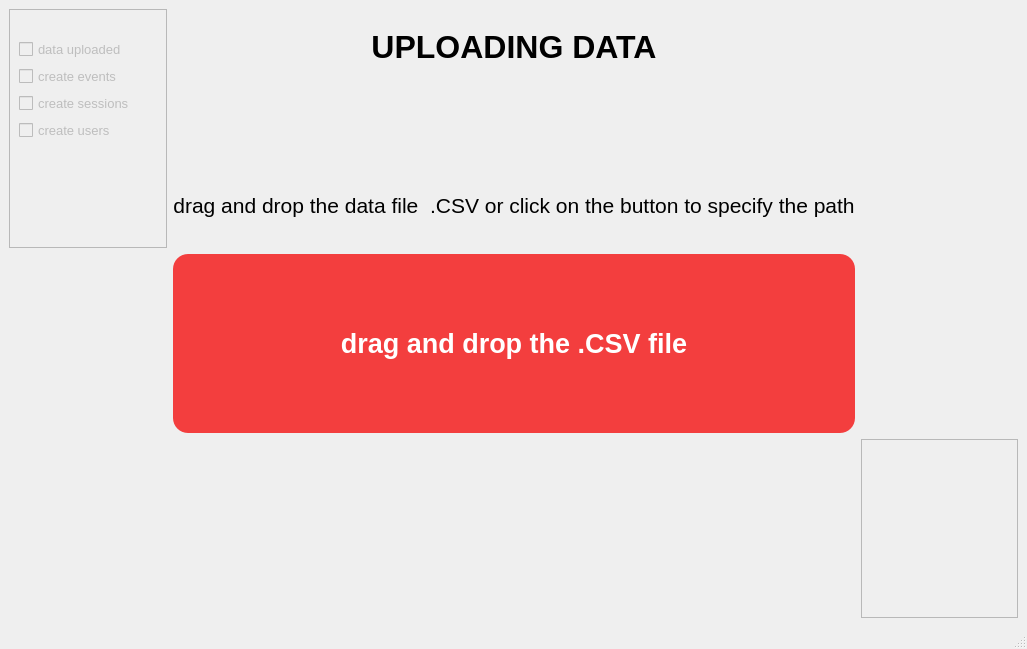
Old version of the form ui/data-loader.ui in the repository SpectreCom444/AppMetrica-data-visualization-system.
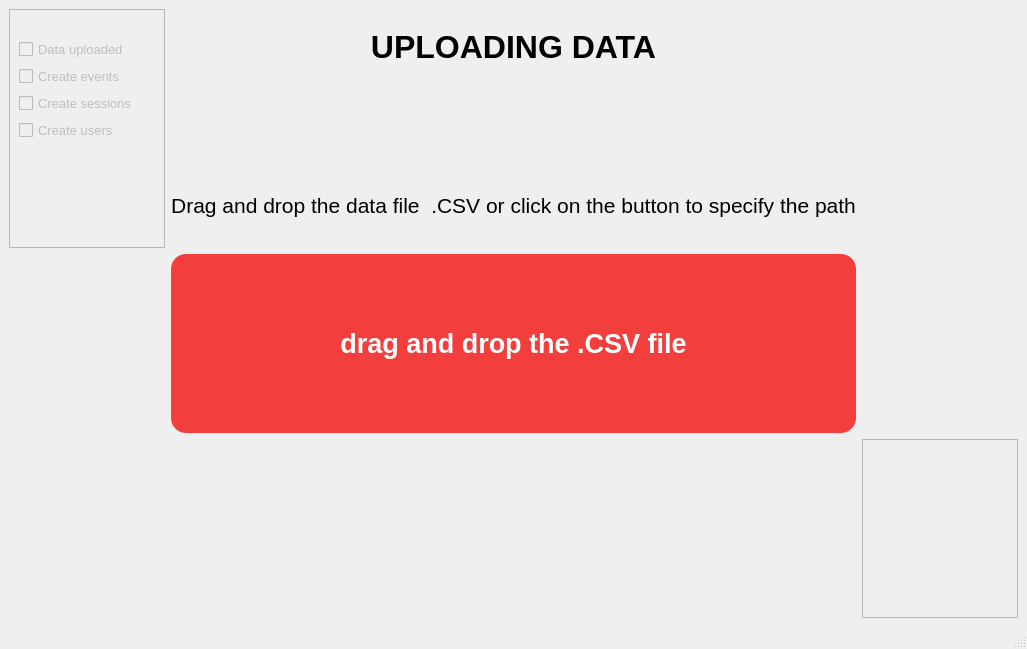
New version of the form.

The edit to the form file:
```diff
--- a/ui/data-loader.ui
+++ b/ui/data-loader.ui
@@ -194,7 +194,7 @@
            </font>
           </property>
           <property name="text">
-           <string>drag and drop the data file  .CSV or click on the button to specify the path</string>
+           <string>Drag and drop the data file  .CSV or click on the button to specify the path</string>
           </property>
           <property name="alignment">
            <set>Qt::AlignCenter</set>
@@ -245,7 +245,7 @@
               </font>
              </property>
              <property name="text">
-              <string>data uploaded</string>
+              <string>Data uploaded</string>
              </property>
             </widget>
            </item>
@@ -260,7 +260,7 @@
               </font>
              </property>
              <property name="text">
-              <string>create events</string>
+              <string>Create events</string>
              </property>
             </widget>
            </item>
@@ -275,7 +275,7 @@
               </font>
              </property>
              <property name="text">
-              <string>create sessions</string>
+              <string>Create sessions</string>
              </property>
             </widget>
            </item>
@@ -290,7 +290,7 @@
               </font>
              </property>
              <property name="text">
-              <string>create users</string>
+              <string>Create users</string>
              </property>
              <property name="checked">
               <bool>false</bool>
```
